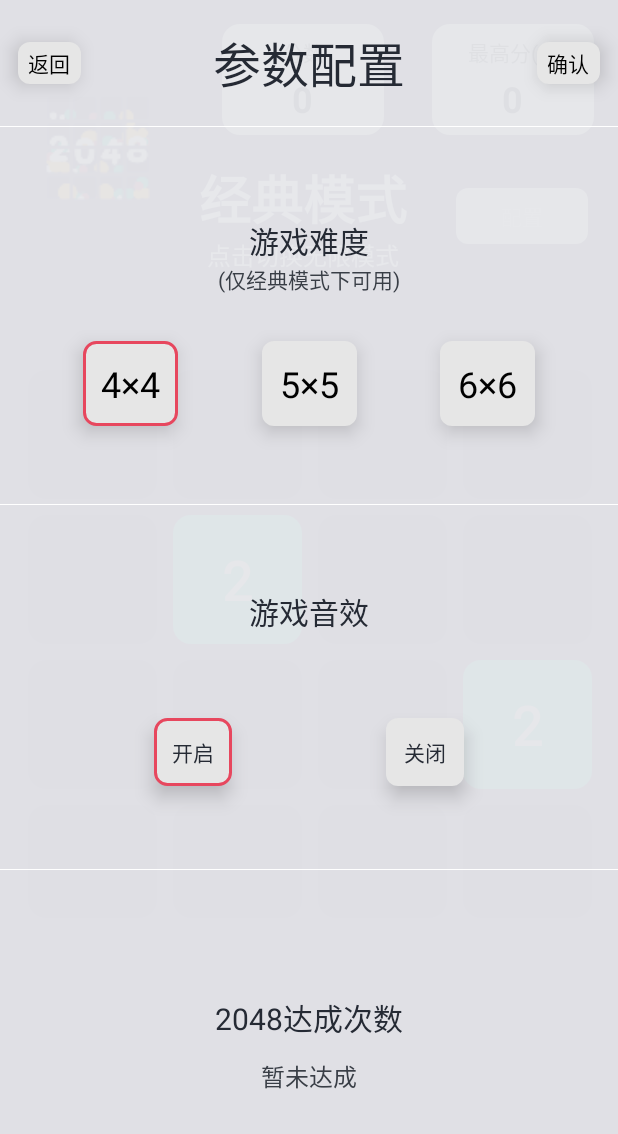
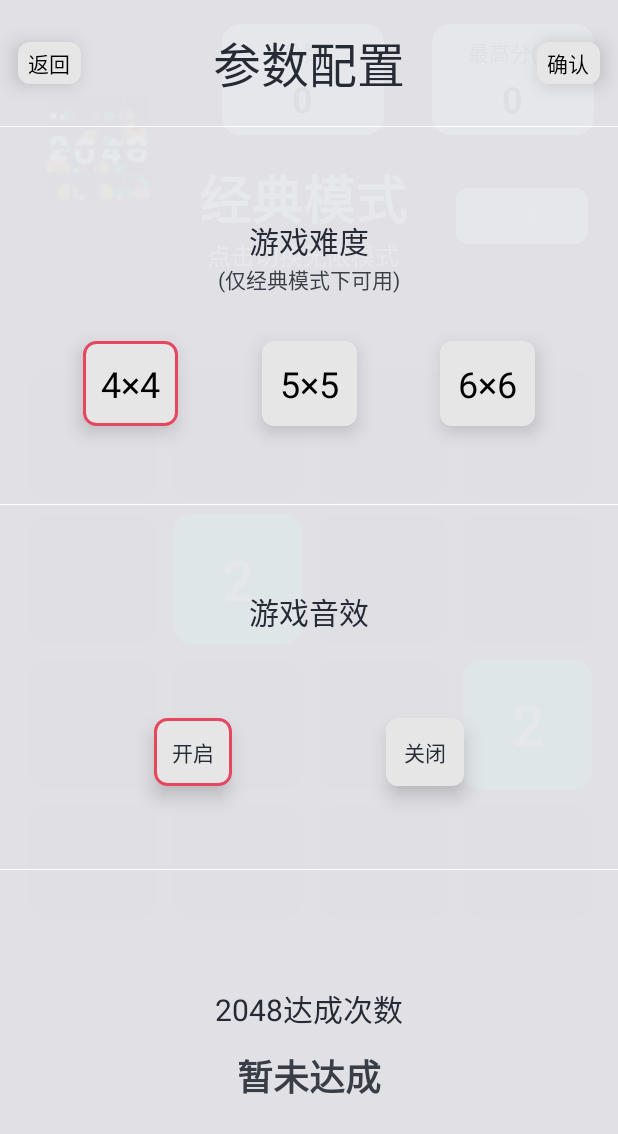
Before and after one commit to HouJie1006/2048, an Android app: the screen it shows after launch (GameActivity), after a tap on "配置", on a phone screen of 412 x 824 dp. Shown: the top 1134 px of the screen. Run offline under Robolectric (Android 15) with nearby library versions, the phone set to English and light mode, and no system bars.

Commit message:
修复重新开始游戏残留上次进度的bug

```diff
--- a/app/src/main/java/kylec/me/g2048/GameActivity.java
+++ b/app/src/main/java/kylec/me/g2048/GameActivity.java
@@ -72,6 +72,8 @@ public class GameActivity extends AppCompatActivity {
     private GameDatabaseHelper gameDatabaseHelper;
     private SQLiteDatabase db;
 
+    private boolean isNeedSave = true;
+
     public static void start(Context context) {
         Intent starter = new Intent(context, GameActivity.class);
         context.startActivity(starter);
@@ -92,12 +94,20 @@ public class GameActivity extends AppCompatActivity {
     protected void onResume() {
         super.onResume();
 
-        timer = new Timer();
+        if (null == timer) {
+            timer = new Timer();
+            startTiming();
+        }
+    }
+
+    private void startTiming() {
         timer.schedule(new TimerTask() {
             @Override
             public void run() {
-                // 10S保存一次游戏进度
-                saveGameProgress();
+                if (isNeedSave) {
+                    // 10S保存一次游戏进度
+                    saveGameProgress();
+                }
             }
         }, 5 * 1000, 10 * 1000);
     }
@@ -114,9 +124,12 @@ public class GameActivity extends AppCompatActivity {
 
         if (null != timer) {
             timer.cancel();
+            timer.purge();
+            timer = null;
         }
         if (null != gameDatabaseHelper) {
             gameDatabaseHelper.close();
+            gameDatabaseHelper = null;
         }
         super.onDestroy();
     }
@@ -452,12 +465,12 @@ public class GameActivity extends AppCompatActivity {
             } else if (action.equals(GameView.ACTION_WIN)
                     || action.equals(GameView.ACTION_LOSE)) {
                 // 清除缓存
+                isNeedSave = false;
                 deleteCache(Config.getTableName());
                 saveCurrentScore(0);
 
                 String result = intent.getStringExtra(GameView.KEY_RESULT);
-                GameOverDialog dialog = new GameOverDialog(
-                        GameActivity.this, R.style.CustomDialog);
+                GameOverDialog dialog = new GameOverDialog(GameActivity.this, R.style.CustomDialog);
                 dialog.setCancelable(false);
                 new Handler().postDelayed(() ->
                         dialog.setFinalScore(currentScores.getText().toString())
@@ -465,8 +478,11 @@ public class GameActivity extends AppCompatActivity {
                                 .setOnShareClickListener(v -> share())
                                 .setOnGoOnClickListener(v -> {
                                     // 清除缓存
+                                    isNeedSave = true;
+                                    gameView.reset();
                                     deleteCache(Config.getTableName());
                                     saveCurrentScore(0);
+
                                     gameView.initView(Config.CurrentGameMode);
                                     currentScores.setText("0");
                                     dialog.cancel();
--- a/app/src/main/java/kylec/me/g2048/view/Cell.java
+++ b/app/src/main/java/kylec/me/g2048/view/Cell.java
@@ -131,7 +131,7 @@ public class Cell extends FrameLayout {
             case 2048:
                 return R.drawable.bg_cell_2048;
             default:
-                return R.drawable.bg_cell_0;
+                return R.drawable.bg_cell_default;
         }
     }
 
--- a/app/src/main/java/kylec/me/g2048/view/GameView.java
+++ b/app/src/main/java/kylec/me/g2048/view/GameView.java
@@ -294,7 +294,7 @@ public class GameView extends GridLayout {
         addDigital(false);
     }
 
-    private void reset() {
+    public void reset() {
         for (int i = 0; i < gridColumnCount; i++) {
             for (int j = 0; j < gridColumnCount; j++) {
                 cells[i][j].setDigital(0);
@@ -339,7 +339,6 @@ public class GameView extends GridLayout {
             }
         }
     }
-
 
     /**
      * 获取当前游戏进度
--- /dev/null
+++ b/app/src/main/res/drawable/bg_cell_default.xml
@@ -0,0 +1,9 @@
+<?xml version="1.0" encoding="utf-8"?>
+<shape xmlns:android="http://schemas.android.com/apk/res/android"
+    android:shape="rectangle">
+
+    <solid android:color="@color/cell_default" />
+
+    <corners android:radius="12dp" />
+
+</shape>
--- a/app/src/main/res/layout-v21/dialog_config.xml
+++ b/app/src/main/res/layout-v21/dialog_config.xml
@@ -230,7 +230,8 @@
             android:layout_height="wrap_content"
             android:layout_margin="12dp"
             android:textColor="@color/colorTextLow"
-            android:textSize="16sp"
+            android:textSize="24sp"
+            android:textStyle="bold"
             app:layout_constraintBottom_toBottomOf="parent"
             app:layout_constraintEnd_toEndOf="@+id/tv_goal_time"
             app:layout_constraintStart_toStartOf="@+id/tv_goal_time"
--- a/app/src/main/res/layout/dialog_config.xml
+++ b/app/src/main/res/layout/dialog_config.xml
@@ -228,7 +228,8 @@
             android:layout_height="wrap_content"
             android:layout_margin="12dp"
             android:textColor="@color/colorTextLow"
-            android:textSize="16sp"
+            android:textSize="24sp"
+            android:textStyle="bold"
             app:layout_constraintBottom_toBottomOf="parent"
             app:layout_constraintEnd_toEndOf="@+id/tv_goal_time"
             app:layout_constraintStart_toStartOf="@+id/tv_goal_time"
--- a/app/src/main/res/values/colors.xml
+++ b/app/src/main/res/values/colors.xml
@@ -18,9 +18,8 @@
     <color name="cell_256">#F68530</color>
     <color name="cell_512">#E85938</color>
     <color name="cell_1024">#3C1F68</color>
-    <color name="cell_2048">#E6E6E6</color>
-    <color name="cell_default">#FF4081</color>
-    <color name="shadow">#E6797E7A</color>
+    <color name="cell_2048">#FF4081</color>
+    <color name="cell_default">#515BD4</color>
 
     <!-- 文字颜色(黑) 深 浅 -->
     <color name="colorTextDark">#252A34</color>
```
Also changed, not shown: 3 other files.
